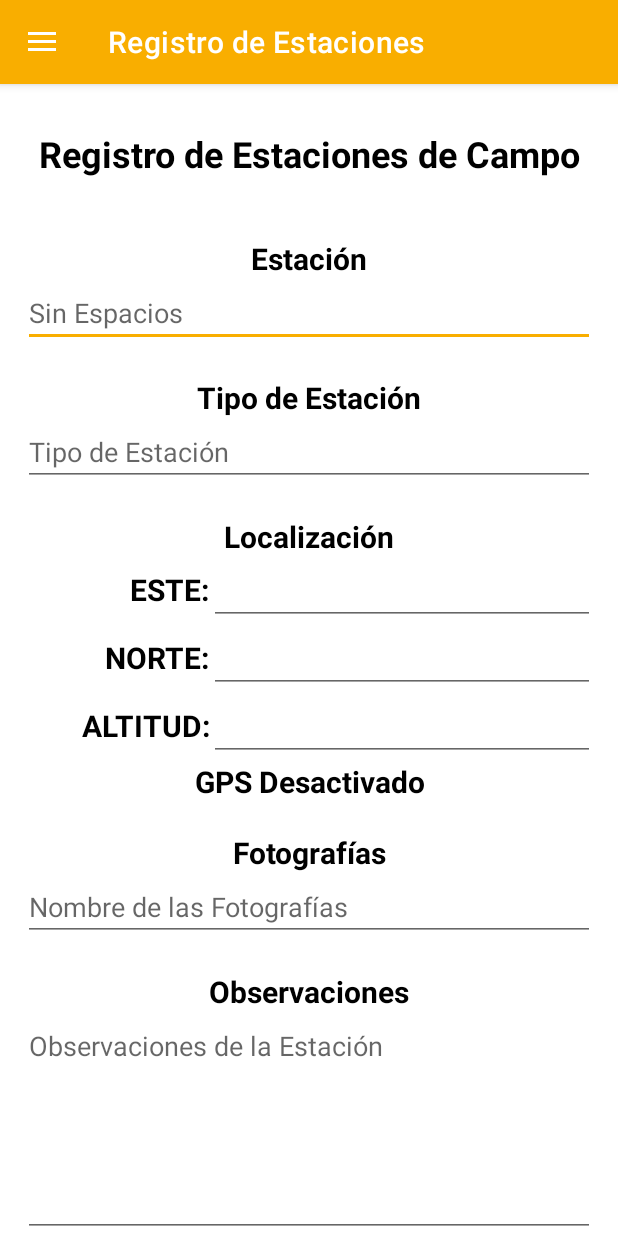
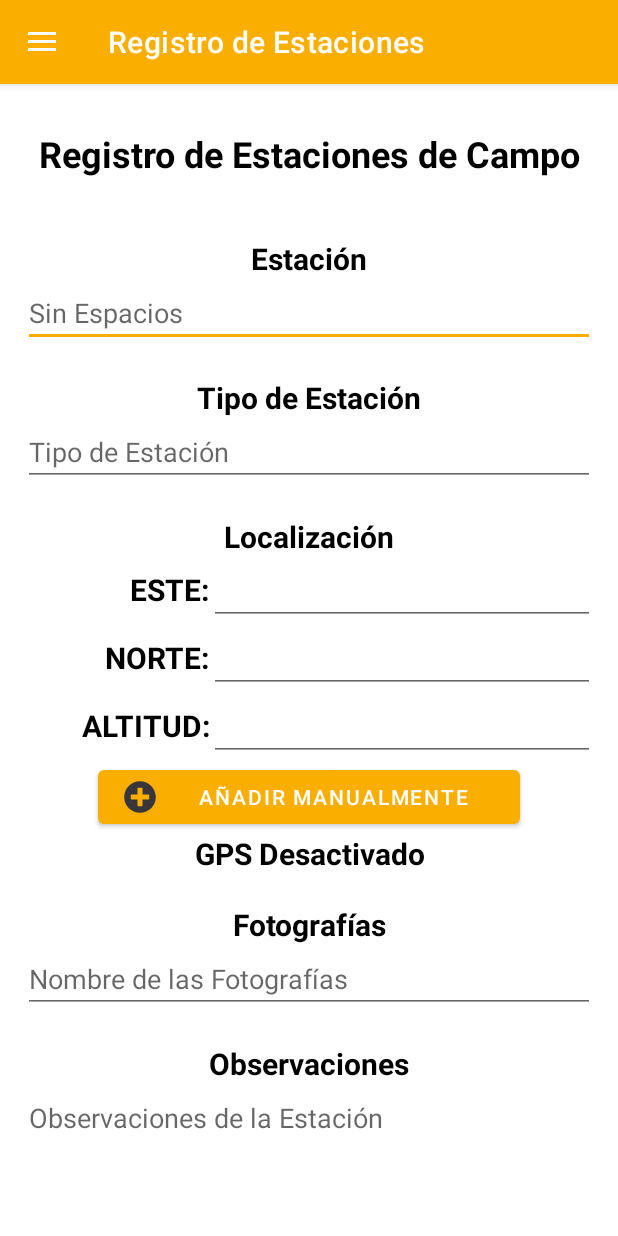
Before and after one commit to ApuTHC/ProyectoSGCAppCampo, an Android app: the screen it shows after launch (MainActivity), on a phone screen of 412 x 824 dp. Run offline under Robolectric (Android 15) with nearby library versions, the phone set to English and light mode, and no system bars; our stand-ins replace Firebase (no records; nobody signed in at launch, a user with empty details on screens opened directly), Picasso, navigation-ui.

Commit message:
modificando coordenadas, manual y gps

```diff
--- a/app/src/main/java/com/unal/proyectosgcappcampo/ui/slideshow/SlideshowFragment.java
+++ b/app/src/main/java/com/unal/proyectosgcappcampo/ui/slideshow/SlideshowFragment.java
@@ -99,12 +99,15 @@ public class SlideshowFragment extends Fragment {
     String userName;
     boolean login = false;
 
+    boolean manualLoc = false;
+
     private ActivityResultLauncher<Intent> intentLaucher;
 
     Button btnFormLoad;
     Button btnFormSync;
     Button btnAddForm;
     Button btnFoto;
+    Button btnLocalization;
     LinearLayout liFotosGeneral;
     EditText etEstacion;
     EditText etTipoEstacion;
@@ -250,7 +253,8 @@ public class SlideshowFragment extends Fragment {
 
         GenerarListas();
 
-        btnFoto = binding.btnFoto;
+//        btnFoto = binding.btnFoto;
+        btnLocalization = binding.btnLocalization;
         liFotosGeneral = binding.liFotos;
         btnFormLoad = binding.btnFormLoad;
         btnFormSync = binding.btnFormSync;
@@ -406,10 +410,24 @@ public class SlideshowFragment extends Fragment {
             formComplete = new JSONArray();
         }
 
-        btnFoto.setOnClickListener(new View.OnClickListener() {
+//        btnFoto.setOnClickListener(new View.OnClickListener() {
+//            @Override
+//            public void onClick(View v) {
+//                CargarImagen();
+//            }
+//        });
+
+        btnLocalization.setOnClickListener(new View.OnClickListener() {
             @Override
             public void onClick(View v) {
-                CargarImagen();
+                if (manualLoc){
+                    manualLoc = false;
+                    btnLocalization.setText("Añadir Manualmente");
+                }
+                else{
+                    manualLoc = true;
+                    btnLocalization.setText("Usar GPS del Celular");
+                }
             }
         });
 
@@ -4331,6 +4349,7 @@ public class SlideshowFragment extends Fragment {
             loc.getLongitude();
             loc.getAltitude();
             loc.getAccuracy();
+            if (!manualLoc){
                 String sLatitud = String.valueOf(loc.getLatitude());
                 String sLongitud = String.valueOf(loc.getLongitude());
                 String sAltitud = String.valueOf(loc.getAltitude());
@@ -4338,6 +4357,7 @@ public class SlideshowFragment extends Fragment {
                 etNorte.setText(sLatitud);
                 etEste.setText(sLongitud);
                 etAltitud.setText(sAltitud);
+            }
             //tvEstadoGPS.setText("Precisión: "+ sAccuracy);
             //this.mainActivity.setLocation(loc);
         }
--- a/app/src/main/res/layout/fragment_slideshow.xml
+++ b/app/src/main/res/layout/fragment_slideshow.xml
@@ -171,6 +171,17 @@
                         android:ems="10"
                         android:inputType="numberDecimal" />
                 </LinearLayout>
+
+                <Button
+                    android:id="@+id/btn_localization"
+                    android:layout_width="match_parent"
+                    android:layout_height="wrap_content"
+                    android:text="Añadir Manualmente"
+                    android:layout_marginEnd="50dp"
+                    android:layout_marginStart="50dp"
+                    app:icon="@drawable/plus_circle"
+                    app:iconTint="#38363A"/>
+
             </LinearLayout>
 
             <LinearLayout
```
Lines whose indentation alone changed are shown as unchanged.
